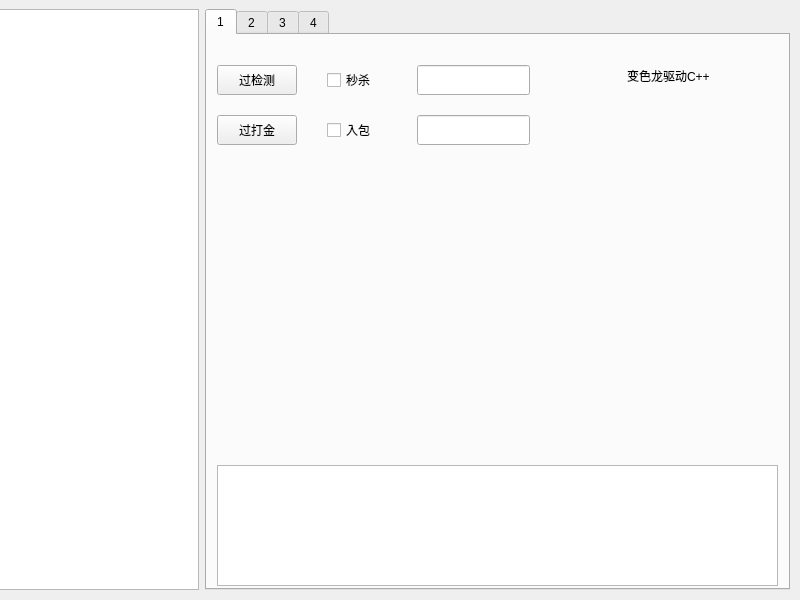
Old version of the form mainwindow.ui in the repository kinvcode/BattleMush.
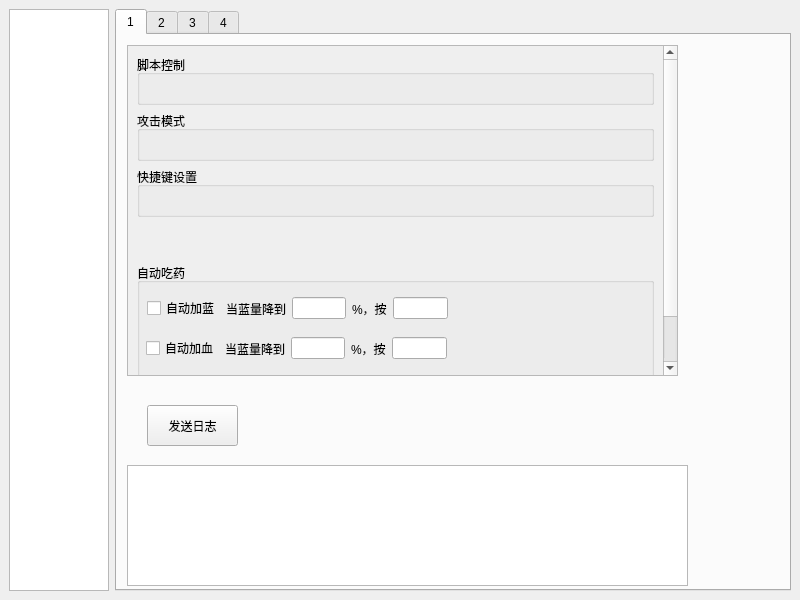
New version of the form.

Commit message: 驱动模块安装

```diff
--- a/mainwindow.ui
+++ b/mainwindow.ui
@@ -26,21 +26,14 @@
    <string>变色龙简易助手</string>
   </property>
   <widget class="QWidget" name="centralwidget">
-   <widget class="QWidget" name="gridLayoutWidget">
-    <property name="geometry">
-     <rect>
-      <x>-1</x>
-      <y>9</y>
-      <width>791</width>
-      <height>581</height>
-     </rect>
-    </property>
+   <layout class="QVBoxLayout" name="verticalLayout_2">
+    <item>
     <layout class="QGridLayout" name="gridLayout">
      <item row="0" column="0" rowspan="2">
       <widget class="QListWidget" name="listWidget">
        <property name="maximumSize">
         <size>
-         <width>200</width>
+          <width>100</width>
          <height>16777215</height>
         </size>
        </property>
@@ -58,79 +51,7 @@
         <attribute name="title">
          <string>1</string>
         </attribute>
-        <widget class="QPushButton" name="pushButton">
-         <property name="geometry">
-          <rect>
-           <x>10</x>
-           <y>30</y>
-           <width>80</width>
-           <height>30</height>
-          </rect>
-         </property>
-         <property name="text">
-          <string>过检测</string>
-         </property>
-        </widget>
-        <widget class="QPushButton" name="pushButton_2">
-         <property name="geometry">
-          <rect>
-           <x>10</x>
-           <y>80</y>
-           <width>80</width>
-           <height>30</height>
-          </rect>
-         </property>
-         <property name="text">
-          <string>过打金</string>
-         </property>
-        </widget>
-        <widget class="QCheckBox" name="checkBox">
-         <property name="geometry">
-          <rect>
-           <x>120</x>
-           <y>30</y>
-           <width>82</width>
-           <height>30</height>
-          </rect>
-         </property>
-         <property name="text">
-          <string>秒杀</string>
-         </property>
-        </widget>
-        <widget class="QCheckBox" name="checkBox_2">
-         <property name="geometry">
-          <rect>
-           <x>120</x>
-           <y>80</y>
-           <width>82</width>
-           <height>30</height>
-          </rect>
-         </property>
-         <property name="text">
-          <string>入包</string>
-         </property>
-        </widget>
-        <widget class="QLineEdit" name="lineEdit">
-         <property name="geometry">
-          <rect>
-           <x>210</x>
-           <y>30</y>
-           <width>113</width>
-           <height>30</height>
-          </rect>
-         </property>
-        </widget>
-        <widget class="QLineEdit" name="lineEdit_2">
-         <property name="geometry">
-          <rect>
-           <x>210</x>
-           <y>80</y>
-           <width>113</width>
-           <height>30</height>
-          </rect>
-         </property>
-        </widget>
-        <widget class="QTextEdit" name="textEdit">
+         <widget class="QTextEdit" name="textEdit_log">
          <property name="geometry">
           <rect>
            <x>10</x>
@@ -140,17 +61,194 @@
           </rect>
          </property>
         </widget>
-        <widget class="QLabel" name="label">
+         <widget class="QScrollArea" name="scrollArea">
          <property name="geometry">
           <rect>
-           <x>420</x>
+            <x>10</x>
+            <y>10</y>
+            <width>551</width>
+            <height>331</height>
+           </rect>
+          </property>
+          <property name="verticalScrollBarPolicy">
+           <enum>Qt::ScrollBarAlwaysOn</enum>
+          </property>
+          <property name="horizontalScrollBarPolicy">
+           <enum>Qt::ScrollBarAlwaysOff</enum>
+          </property>
+          <property name="widgetResizable">
+           <bool>true</bool>
+          </property>
+          <widget class="QWidget" name="scrollAreaWidgetContents">
+           <property name="geometry">
+            <rect>
+             <x>0</x>
+             <y>-59</y>
+             <width>535</width>
+             <height>388</height>
+            </rect>
+           </property>
+           <layout class="QVBoxLayout" name="verticalLayout_4">
+            <item>
+             <widget class="QGroupBox" name="groupBox_control">
+              <property name="minimumSize">
+               <size>
+                <width>0</width>
+                <height>50</height>
+               </size>
+              </property>
+              <property name="title">
+               <string>脚本控制</string>
+              </property>
+             </widget>
+            </item>
+            <item>
+             <widget class="QGroupBox" name="groupBox_attack">
+              <property name="minimumSize">
+               <size>
+                <width>0</width>
+                <height>50</height>
+               </size>
+              </property>
+              <property name="title">
+               <string>攻击模式</string>
+              </property>
+             </widget>
+            </item>
+            <item>
+             <layout class="QVBoxLayout" name="verticalLayout">
+              <property name="spacing">
+               <number>6</number>
+              </property>
+              <property name="sizeConstraint">
+               <enum>QLayout::SetDefaultConstraint</enum>
+              </property>
+              <item>
+               <widget class="QGroupBox" name="groupBox_key_binding">
+                <property name="minimumSize">
+                 <size>
+                  <width>0</width>
+                  <height>50</height>
+                 </size>
+                </property>
+                <property name="title">
+                 <string>快捷键设置</string>
+                </property>
+               </widget>
+              </item>
+              <item>
+               <widget class="QGroupBox" name="HealthBox">
+                <property name="minimumSize">
+                 <size>
+                  <width>0</width>
+                  <height>200</height>
+                 </size>
+                </property>
+                <property name="maximumSize">
+                 <size>
+                  <width>16777215</width>
+                  <height>120</height>
+                 </size>
+                </property>
+                <property name="title">
+                 <string>自动吃药</string>
+                </property>
+                <widget class="QWidget" name="horizontalLayoutWidget">
+                 <property name="geometry">
+                  <rect>
+                   <x>10</x>
            <y>30</y>
-           <width>111</width>
-           <height>21</height>
-          </rect>
-         </property>
+                   <width>301</width>
+                   <height>31</height>
+                  </rect>
+                 </property>
+                 <layout class="QHBoxLayout" name="horizontalLayout">
+                  <item>
+                   <widget class="QCheckBox" name="checkBox_auto_add_mp">
          <property name="text">
-          <string>变色龙驱动C++</string>
+                     <string>自动加蓝</string>
+                    </property>
+                   </widget>
+                  </item>
+                  <item>
+                   <widget class="QLabel" name="label_3">
+                    <property name="text">
+                     <string>当蓝量降到</string>
+                    </property>
+                   </widget>
+                  </item>
+                  <item>
+                   <widget class="QLineEdit" name="lineEdit_auto_add_mp_rate"/>
+                  </item>
+                  <item>
+                   <widget class="QLabel" name="label_5">
+                    <property name="text">
+                     <string>%，按</string>
+                    </property>
+                   </widget>
+                  </item>
+                  <item>
+                   <widget class="QLineEdit" name="lineEdit_auto_add_mp_key"/>
+                  </item>
+                 </layout>
+                </widget>
+                <widget class="QWidget" name="horizontalLayoutWidget_2">
+                 <property name="geometry">
+                  <rect>
+                   <x>9</x>
+                   <y>70</y>
+                   <width>301</width>
+                   <height>31</height>
+                  </rect>
+                 </property>
+                 <layout class="QHBoxLayout" name="horizontalLayout_2">
+                  <item>
+                   <widget class="QCheckBox" name="checkBox_auto_add_hp">
+                    <property name="text">
+                     <string>自动加血</string>
+                    </property>
+                   </widget>
+                  </item>
+                  <item>
+                   <widget class="QLabel" name="label_6">
+                    <property name="text">
+                     <string>当蓝量降到</string>
+                    </property>
+                   </widget>
+                  </item>
+                  <item>
+                   <widget class="QLineEdit" name="lineEdit_auto_add_hp_rate"/>
+                  </item>
+                  <item>
+                   <widget class="QLabel" name="label_7">
+                    <property name="text">
+                     <string>%，按</string>
+                    </property>
+                   </widget>
+                  </item>
+                  <item>
+                   <widget class="QLineEdit" name="lineEdit_auto_add_hp_key"/>
+                  </item>
+                 </layout>
+                </widget>
+               </widget>
+              </item>
+             </layout>
+            </item>
+           </layout>
+          </widget>
+         </widget>
+         <widget class="QPushButton" name="pushButton">
+          <property name="geometry">
+           <rect>
+            <x>30</x>
+            <y>370</y>
+            <width>91</width>
+            <height>41</height>
+           </rect>
+          </property>
+          <property name="text">
+           <string>发送日志</string>
          </property>
         </widget>
        </widget>
@@ -218,7 +316,8 @@
       </widget>
      </item>
     </layout>
-   </widget>
+    </item>
+   </layout>
   </widget>
  </widget>
  <resources/>
```
Lines whose indentation alone changed are shown as unchanged. The commit also changes 22 other files.
